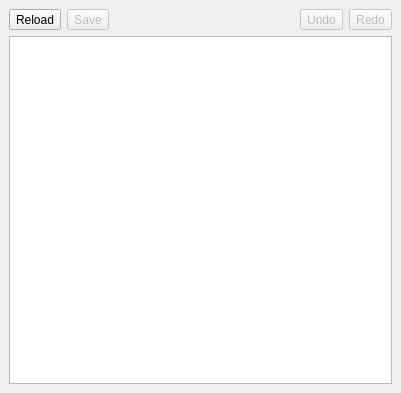
Qt form calibre/gui2/viewer/qdockwidget/qdockwidgetSynopsis.ui (cricobs/calibre_highway) before a commit.
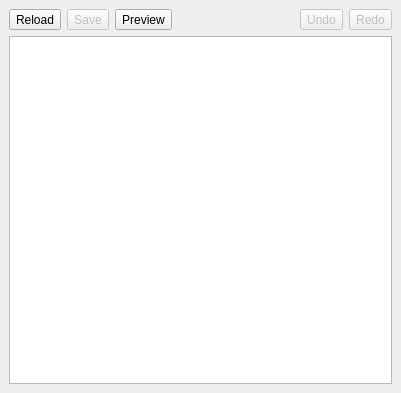
The same form after that commit. Custom widgets are drawn as their Qt base class.

Commit message: change synopsis preview toggle method

Patch:
```diff
--- a/calibre/gui2/viewer/qdockwidget/qdockwidgetSynopsis.ui
+++ b/calibre/gui2/viewer/qdockwidget/qdockwidgetSynopsis.ui
@@ -53,6 +53,13 @@
             </property>
            </widget>
           </item>
+          <item>
+           <widget class="QToolButton" name="toolButtonPreview">
+            <property name="text">
+             <string>Preview</string>
+            </property>
+           </widget>
+          </item>
           <item>
            <spacer name="horizontalSpacer">
             <property name="orientation">
```
The commit also changes 10 other files.
